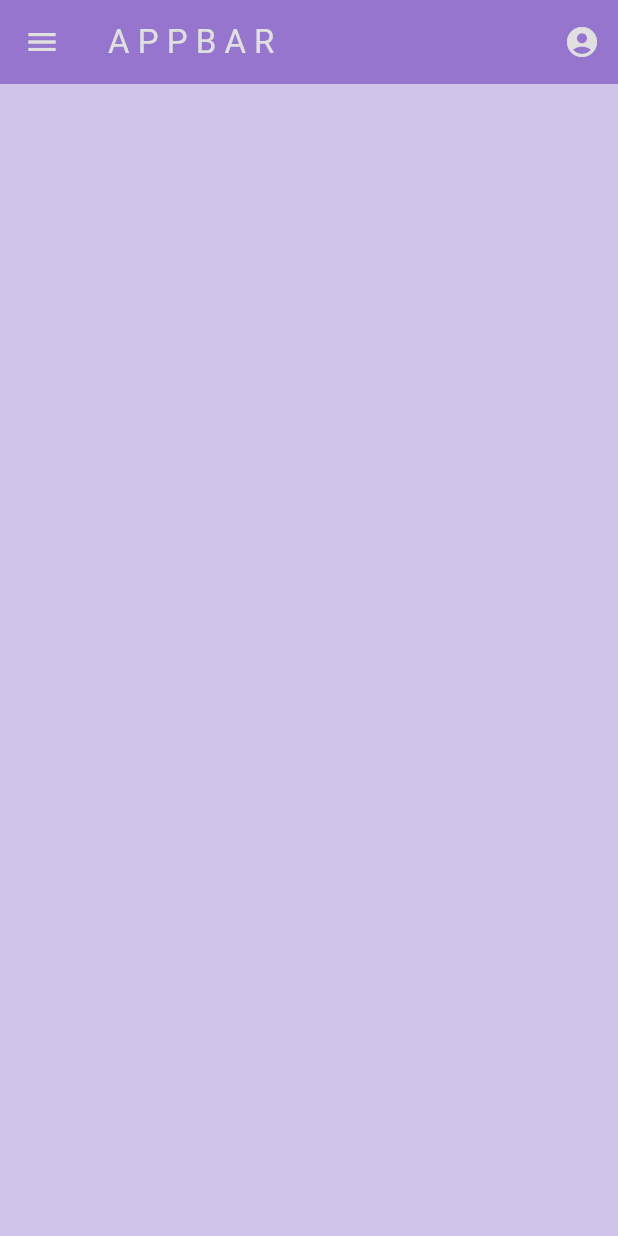
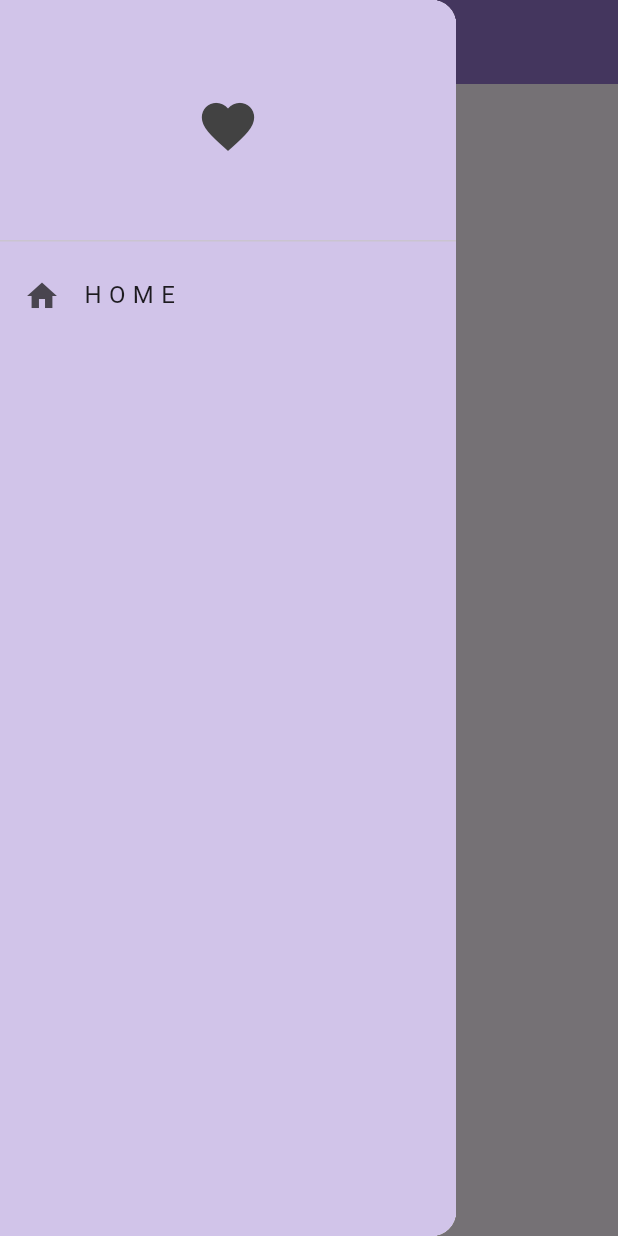
Before and after one commit to IkramulHasanTanvir/LearnFlutter, a Flutter app: the screen it shows after launch, with the side drawer open (before the commit the screen has no drawer), on a phone screen of 412 x 824 dp. Run offline on Flutter 3.47's test engine with Material 3 defaults, Android fonts, the phone set to English and light mode, and no system bars.

```diff
--- a/lib/main.dart
+++ b/lib/main.dart
@@ -1,5 +1,5 @@
 import 'package:flutter/material.dart';
-
+import 'package:learn_flutter/my_home.dart';
 void main() {
   runApp(const MyApp());
 }
@@ -11,21 +11,7 @@ class MyApp extends StatelessWidget {
   Widget build(BuildContext context) {
     return MaterialApp(
       debugShowCheckedModeBanner: false,
-      home: Scaffold(
-        backgroundColor: Colors.deepPurple[100],
-        appBar: AppBar(
-          foregroundColor: Colors.grey[300],
-          backgroundColor: Colors.deepPurple[300],
-          leading: IconButton(
-            onPressed: () {},
-            icon: Icon(Icons.menu),
-          ),
-          title: Text('A P P B A R'),
-          actions: [
-            IconButton(onPressed: (){}, icon: Icon(Icons.account_circle),),
-          ],
-        ),
-      ),
+      home: MyHome(),
     );
   }
 }
--- /dev/null
+++ b/lib/my_home.dart
@@ -0,0 +1,40 @@
+import 'package:flutter/material.dart';
+import 'package:learn_flutter/pages/user_home.dart';
+
+class MyHome extends StatelessWidget {
+  const MyHome({super.key});
+
+  @override
+  Widget build(BuildContext context) {
+    return Scaffold(
+      appBar: AppBar(
+        backgroundColor: Colors.deepPurple[300],
+        title: Text('D R A W E R'),
+      ),
+      drawer: Drawer(
+        child: Container(
+          color: Colors.deepPurple[100],
+          child: ListView(
+            children: [
+              DrawerHeader(
+                child: Icon(
+                  Icons.favorite,
+                  size: 42,
+                  color: Colors.grey[800],
+                ),
+              ),
+              ListTile(
+                leading: Icon(Icons.home),
+                title: Text('H O M E'),
+                onTap: () {
+                  Navigator.of(context).push(
+                      MaterialPageRoute(builder: (context) => UserHome()));
+                },
+              )
+            ],
+          ),
+        ),
+      ),
+    );
+  }
+}
```
Also changed, not shown: lib/pages/user_home.dart (added, +17 -0 lines).
